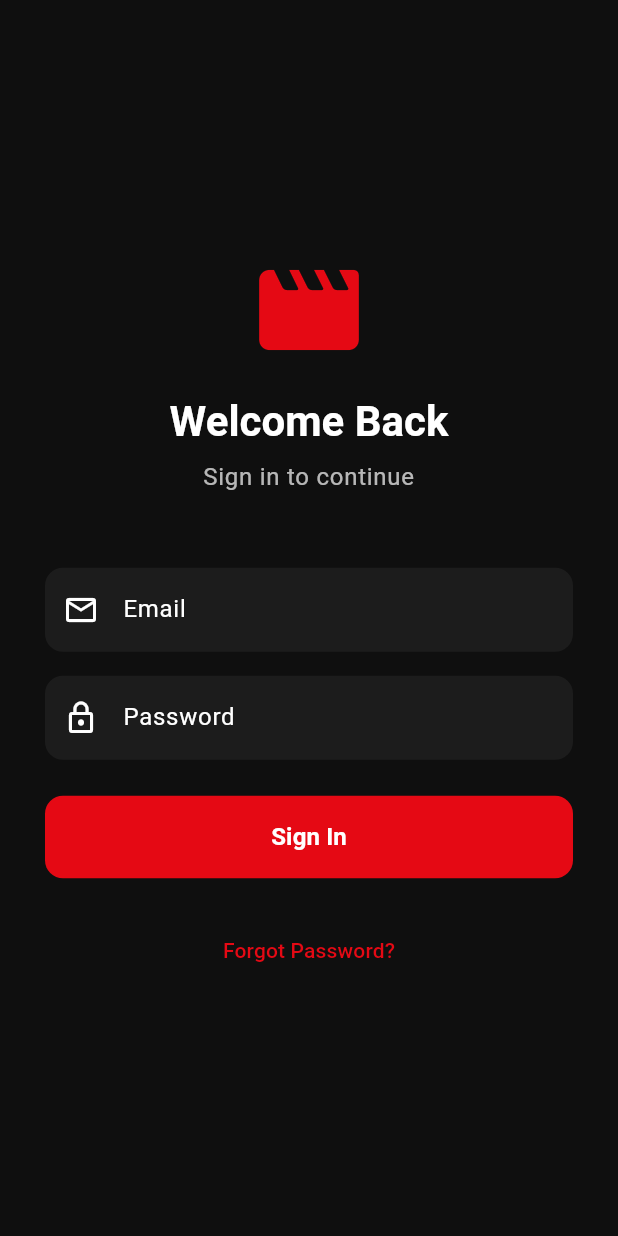
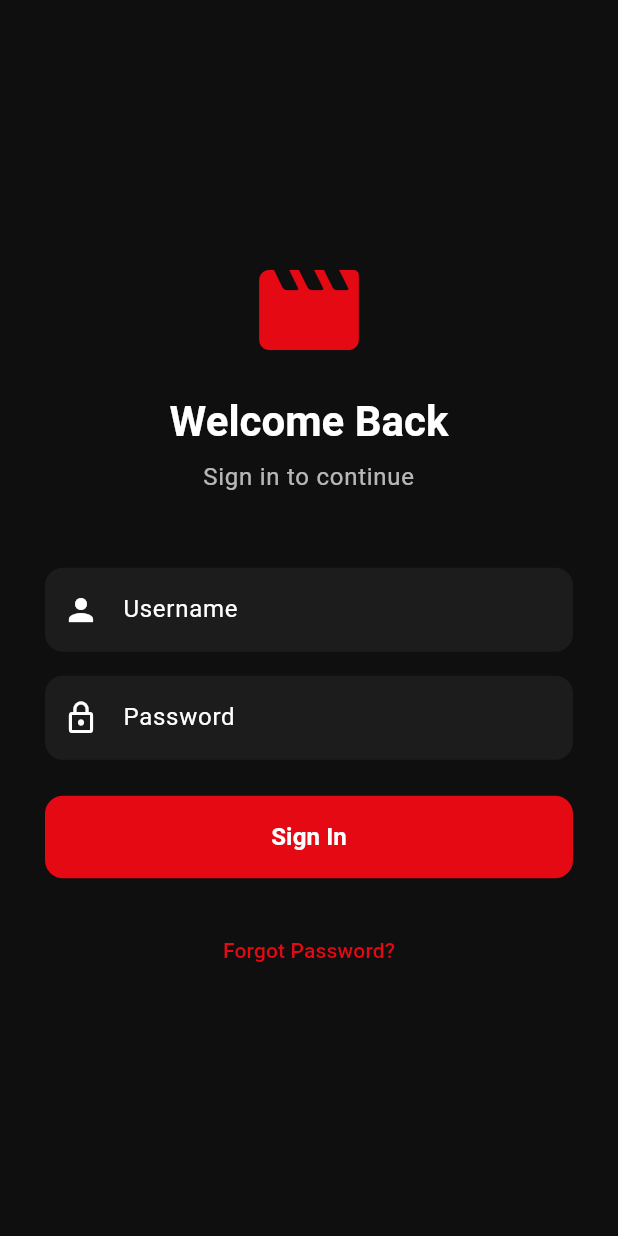
Before and after one commit to Semedii/uc-task-2, a Flutter app: the screen it shows after launch, on a phone screen of 412 x 824 dp. Run offline on Flutter 3.47's test engine with Material 3 defaults, Android fonts, the phone set to English and light mode, and no system bars; our stand-ins replace cached_network_image, dio, flutter_hooks, flutter_secure_storage, freezed_annotation, hooks_riverpod and 2 more; generated files the repository leaves out were written again.

```diff
--- a/lib/features/auth/application/auth_notifier.dart
+++ b/lib/features/auth/application/auth_notifier.dart
@@ -7,7 +7,7 @@ part 'auth_notifier.g.dart';
 
 @riverpod
 class AuthNotifier extends _$AuthNotifier {
-  static const _tokenKey = 'auth_token';
+  static const tokenKey = 'auth_token';
 
   late final FlutterSecureStorage _storage;
 
@@ -19,7 +19,7 @@ class AuthNotifier extends _$AuthNotifier {
 
   Future<AuthState> _loadInitialState() async {
     try {
-      final token = await _storage.read(key: _tokenKey);
+      final token = await _storage.read(key: tokenKey);
 
       if (token != null && token.isNotEmpty) {
         return AuthState.authenticated(token);
@@ -31,14 +31,14 @@ class AuthNotifier extends _$AuthNotifier {
     }
   }
 
-  Future<void> login(String email, String password) async {
+  Future<void> login(String username, String password) async {
     state = const AsyncLoading();
 
     try {
       final token = await ref
           .read(authRepositoryProvider)
-          .login(email, password);
-      await _storage.write(key: _tokenKey, value: token);
+          .login(username, password);
+      await _storage.write(key: tokenKey, value: token);
       state = AsyncData(AuthState.authenticated(token));
     } catch (e, st) {
       state = AsyncError(e, st);
@@ -49,7 +49,7 @@ class AuthNotifier extends _$AuthNotifier {
     state = const AsyncLoading();
 
     try {
-      await _storage.delete(key: _tokenKey);
+      await _storage.delete(key: tokenKey);
       state = AsyncData(const AuthState.unauthenticated());
     } catch (e, st) {
       state = AsyncError(e, st);
--- a/lib/features/auth/presentation/login_screen.dart
+++ b/lib/features/auth/presentation/login_screen.dart
@@ -14,26 +14,26 @@ class LoginScreen extends HookConsumerWidget {
     final isLoading = authState.isLoading;
     final authError = authState.error?.toString() ?? '';
 
-    final emailController = useTextEditingController();
+    final usernameController = useTextEditingController();
     final passwordController = useTextEditingController();
     final formKey = useMemoized(() => GlobalKey<FormState>());
 
-    final emailFocus = useFocusNode();
+    final usernameFocus = useFocusNode();
     final passwordFocus = useFocusNode();
 
-    final emailError = useState<String?>(null);
+    final usernameError = useState<String?>(null);
     final passwordError = useState<String?>(null);
 
     Future<void> submit() async {
-      emailError.value = null;
+      usernameError.value = null;
       passwordError.value = null;
 
       if (!formKey.currentState!.validate()) return;
 
-      final email = emailController.text.trim();
+      final username = usernameController.text.trim();
       final password = passwordController.text.trim();
 
-      await ref.read(authNotifierProvider.notifier).login(email, password);
+      await ref.read(authNotifierProvider.notifier).login(username, password);
     }
 
     return Scaffold(
@@ -52,11 +52,11 @@ class LoginScreen extends HookConsumerWidget {
                   children: [
                     _buildHeader(theme),
                     const SizedBox(height: 48),
-                    _buildEmailField(
-                      emailController,
-                      emailFocus,
+                    _buildUsernameField(
+                      usernameController,
+                      usernameFocus,
                       passwordFocus,
-                      emailError,
+                      usernameError,
                     ),
                     const SizedBox(height: 16),
                     _buildPasswordField(
@@ -114,23 +114,23 @@ class LoginScreen extends HookConsumerWidget {
     );
   }
 
-  Widget _buildEmailField(
+  Widget _buildUsernameField(
     TextEditingController controller,
-    FocusNode emailFocus,
+    FocusNode usernameFocus,
     FocusNode passwordFocus,
-    ValueNotifier<String?> emailError,
+    ValueNotifier<String?> usernameError,
   ) {
     return TextFormField(
       controller: controller,
-      focusNode: emailFocus,
-      keyboardType: TextInputType.emailAddress,
+      focusNode: usernameFocus,
       textInputAction: TextInputAction.next,
       onFieldSubmitted: (_) => passwordFocus.requestFocus(),
       decoration: InputDecoration(
-        labelText: 'Email',
-        prefixIcon: const Icon(Icons.email_outlined),
+        labelText: 'Username',
+        prefixIcon: const Icon(Icons.person),
       ),
-      validator: (v) => v?.trim().isEmpty ?? true ? 'Email is required' : null,
+      validator: (v) =>
+          v?.trim().isEmpty ?? true ? 'Username is required' : null,
     );
   }
 
--- a/lib/main.dart
+++ b/lib/main.dart
@@ -4,6 +4,7 @@ import 'package:uc_task_2/core/theme/app_theme.dart';
 import 'package:uc_task_2/features/auth/application/auth_notifier.dart';
 import 'package:uc_task_2/features/auth/domain/auth_state.dart';
 import 'package:uc_task_2/features/auth/presentation/login_screen.dart';
+import 'package:uc_task_2/features/home/presentation/home_screen.dart';
 
 void main() {
   runApp(const ProviderScope(child: MyApp()));
@@ -24,7 +25,7 @@ class MyApp extends ConsumerWidget {
       themeMode: ThemeMode.dark,
       home: authState.when(
         data: (state) => state.maybeWhen(
-          authenticated: (_) => Container(), //TODO: home screen
+          authenticated: (_) => HomeScreen(),
           orElse: () => const LoginScreen(),
         ),
         loading: () => Container(), //TODO: loading screen
--- a/pubspec.yaml
+++ b/pubspec.yaml
@@ -47,6 +47,7 @@ dependencies:
   flutter_hooks: ^0.21.3+1
   hooks_riverpod: any
   flutter_secure_storage: ^10.0.0
+  cached_network_image: ^3.4.1
 
 
 dev_dependencies:
```
Also changed, not shown: lib/core/constants.dart (added, +7 -0 lines), lib/features/auth/data/auth_repository.dart (+8 -14 lines), lib/features/home/application/movies_notifier.dart (added, +22 -0 lines), lib/features/home/data/movie_repository.dart (added, +28 -0 lines), lib/features/home/domain/movie.dart (added, +17 -0 lines), lib/features/home/presentation/home_screen.dart (added, +37 -0 lines), lib/features/home/presentation/widgets/movie_rail.dart (added, +100 -0 lines), lib/providers/api_client_provider.dart (+7 -4 lines), lib/providers/movie_repository_provider.dart (added, +11 -0 lines), lib/features/auth/domain/auth_state.freezed.dart, lib/features/home/application/movies_notifier.g.dart, lib/features/home/domain/movie.freezed.dart (added), lib/features/home/domain/movie.g.dart (added), lib/providers/movie_repository_provider.g.dart, 1 more files.
